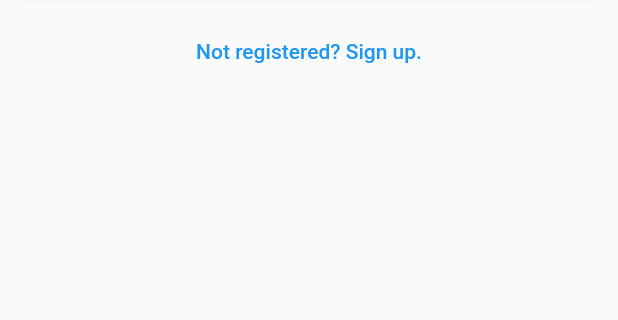
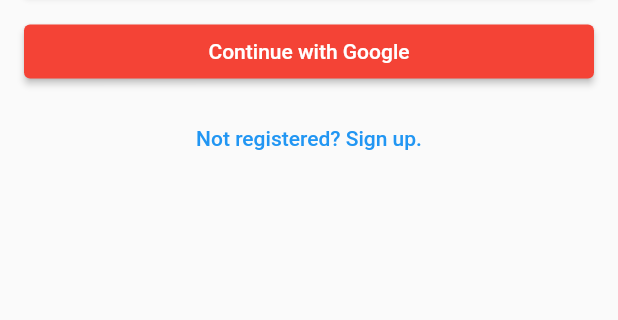
Before and after one commit to lohanidamodar/30_days_of_flapwrite_starter, a Flutter app: the screen it shows after launch, on a phone screen of 412 x 824 dp, the part 442-762 px from its top. Run offline on Flutter 3.47's test engine with Material 2 defaults, Android fonts, the phone set to English and light mode, and no system bars; our stand-ins replace appwrite, carousel_slider, font_awesome_flutter, liquid_progress_indicator_ns; network calls fail.

Commit message:
day 10 final

```diff
--- a/lib/data/service/api_service.dart
+++ b/lib/data/service/api_service.dart
@@ -40,4 +40,8 @@ class ApiService {
   Future logOut() {
     return _account.deleteSession(sessionId: 'current');
   }
+
+  Future oAuthLogin(String provider) {
+    return _account.createOAuth2Session(provider: provider);
+  }
 }
--- a/lib/pages/login.dart
+++ b/lib/pages/login.dart
@@ -1,5 +1,6 @@
 import 'package:appwrite/appwrite.dart';
 import 'package:flappwrite_water_tracker/data/service/api_service.dart';
+import 'package:flappwrite_water_tracker/main.dart';
 import 'package:flappwrite_water_tracker/pages/home.dart';
 import 'package:flutter/material.dart';
 import './signup.dart';
@@ -69,6 +70,24 @@ class _LoginPageState extends State<LoginPage> {
               child: Text("Login"),
             ),
             const SizedBox(height: 10.0),
+            ElevatedButton(
+              onPressed: () async {
+                //login user
+                try {
+                  await ApiService.instance.oAuthLogin('google');
+                  Navigator.pushReplacement(
+                      context, MaterialPageRoute(builder: (_) => MainScreen()));
+                } on AppwriteException catch (e) {
+                  ScaffoldMessenger.of(context).showSnackBar(
+                      SnackBar(content: Text(e.message ?? "Unknown error")));
+                }
+              },
+              style: ElevatedButton.styleFrom(
+                primary: Colors.red,
+              ),
+              child: Text("Continue with Google"),
+            ),
+            const SizedBox(height: 10.0),
             TextButton(
               onPressed: () {
                 Navigator.push(
```
Also changed, not shown: 1 other file.
